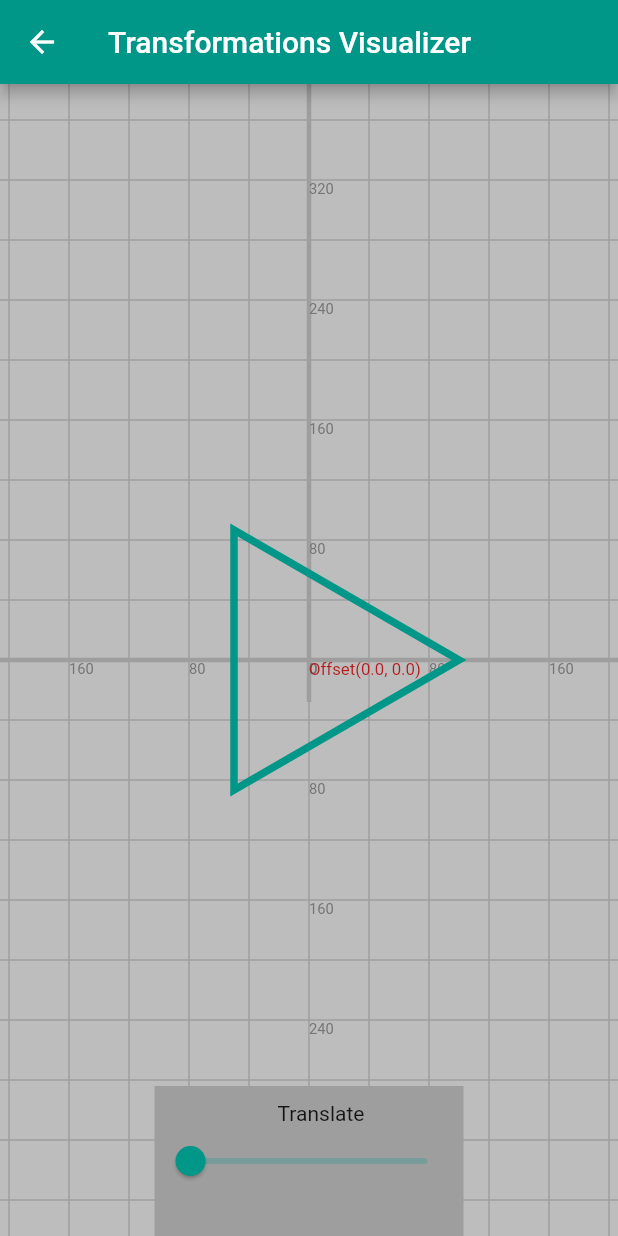
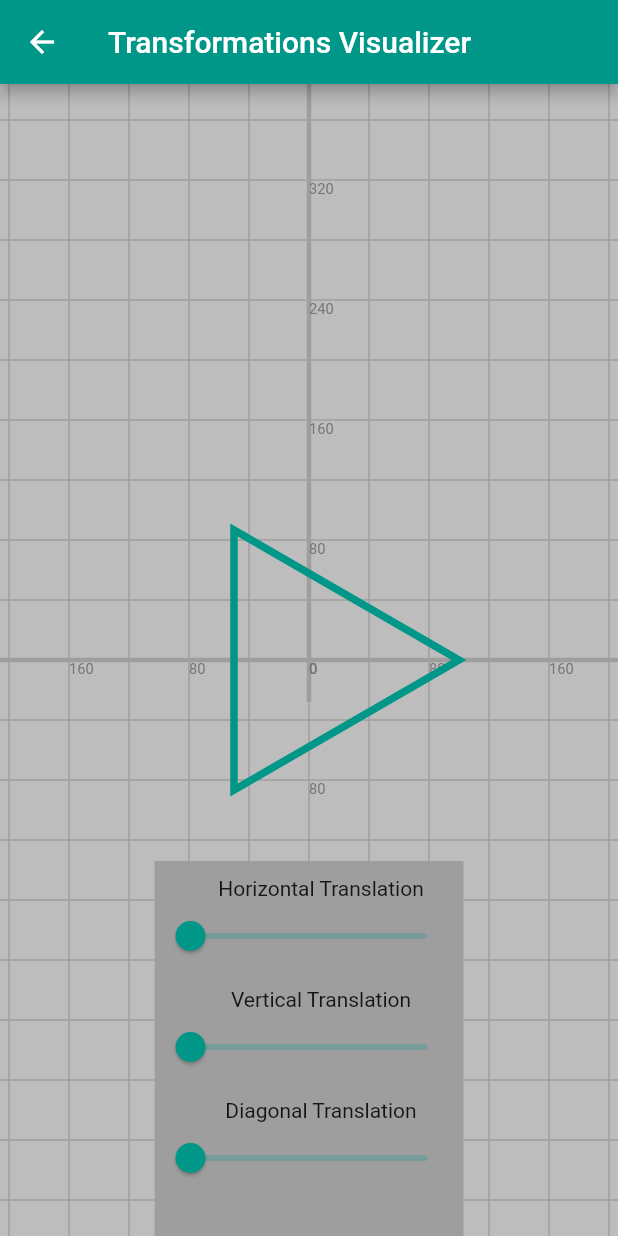
Before and after one commit to NxtGenLabs/math_geo, a Flutter app: the Translate screen opened directly, on a phone screen of 412 x 824 dp. Run offline on Flutter 3.47's test engine with Material 2 defaults, Android fonts, the phone set to English and light mode, and no system bars.

Commit message:
merge translate.dart

```diff
--- a/lib/pages/topics/transformations/level/trainingStation/transforms/translate.dart
+++ b/lib/pages/topics/transformations/level/trainingStation/transforms/translate.dart
@@ -1,9 +1,11 @@
+// ignore_for_file: prefer_final_fields, non_constant_identifier_names
 import 'package:flutter/material.dart';
 import 'dart:math' as math;
 import '../../../../../../canvas/grid.dart';
-import '../../../../../../canvas/transformation_intro_painter.dart';
 
 class Translate extends StatefulWidget {
+  const Translate({Key? key}) : super(key: key);
+
   @override
   _TranslateState createState() => _TranslateState();
 }
@@ -12,6 +14,12 @@ class _TranslateState extends State<Translate> {
   var _sides = 3.0;
   var _radius = 100.0;
   var _radians = 0.0;
+  var _HPosition = 0.0;
+  var _VPosition = 0.0;
+  var _DPosition = 0.0;
+  var _max = 100.0;
+  late CustomPainter painterChoice =
+      HTranslatePainter(_sides, _radius, _radians, _HPosition);
 
   @override
   Widget build(BuildContext context) {
@@ -25,7 +33,7 @@ class _TranslateState extends State<Translate> {
           Container(
             color: Colors.grey[400],
             child: CustomPaint(
-              foregroundPainter: ShapePainter(_sides, _radius, _radians),
+              foregroundPainter: painterChoice,
               painter: MyGridPainter(),
               child: Container(),
             ),
@@ -37,31 +45,185 @@ class _TranslateState extends State<Translate> {
                 children: [
                   Container(
                       color: Colors.grey,
-                  height: 100,
+                      height: 250,
                       width: MediaQuery.of(context).size.width / 2,
                       child: Column(children: [
-
                         const Padding(
                           padding: EdgeInsets.only(left: 16.0, top: 10.0),
-                      child: Text('Translate'),
+                          child: Text('Horizontal Translation'),
                         ),
                         Slider(
-                      value: _radians,
+                          value: _HPosition,
                           min: 0.0,
-                      max: math.pi,
+                          max: _max,
                           onChanged: (value) {
+                            painterChoice = HTranslatePainter(
+                                _sides, _radius, _radians, _HPosition);
                             setState(() {
-                          _radians = value;
+                              _HPosition = value;
                             });
                           },
                         ),
+                        const Padding(
+                          padding: EdgeInsets.only(left: 16.0, top: 10.0),
+                          child: Text('Vertical Translation'),
+                        ),
+                        Slider(
+                          value: _VPosition,
+                          min: 0.0,
+                          max: _max,
+                          onChanged: (value) {
+                            painterChoice = VTranslatePainter(
+                                _sides, _radius, _radians, _VPosition);
+                            setState(() {
+                              _VPosition = value;
+                            });
+                          },
+                        ),
+                        const Padding(
+                          padding: EdgeInsets.only(left: 16.0, top: 10.0),
+                          child: Text('Diagonal Translation'),
+                        ),
+                        Slider(
+                          value: _DPosition,
+                          min: 0.0,
+                          max: _max,
+                          onChanged: (value) {
+                            painterChoice = DTranslatePainter(
+                                _sides, _radius, _radians, _DPosition);
+                            setState(() {
+                              _DPosition = value;
+                            });
+                          },
+                        ),
+                      ]))
                 ]),
           ),
-              ],
-            ),
-          )
         ]),
       ),
     );
   }
 }
+
+// paints shapes horizontal translation
+class HTranslatePainter extends CustomPainter {
+  final double sides;
+  final double radius;
+  final double radians;
+  final double position;
+  HTranslatePainter(this.sides, this.radius, this.radians, this.position);
+
+  @override
+  void paint(Canvas canvas, Size size) {
+    var paint = Paint()
+      ..color = Colors.teal
+      ..strokeWidth = 5
+      ..style = PaintingStyle.stroke
+      ..strokeCap = StrokeCap.round;
+
+    var path = Path();
+
+    var angle = (math.pi * 2) / sides;
+
+    Offset center = Offset(size.width / 2, size.height / 2);
+    Offset startPoint = Offset(
+        (radius * math.cos(radians)) + position, radius * math.sin(radians));
+
+    path.moveTo(startPoint.dx + center.dx, startPoint.dy + center.dy);
+
+    for (int i = 1; i <= sides; i++) {
+      double x = radius * math.cos(radians + angle * i) + center.dx + position;
+      double y = radius * math.sin(radians + angle * i) + center.dy;
+      path.lineTo(x, y);
+    }
+    path.close();
+    canvas.drawPath(path, paint);
+  }
+
+  @override
+  bool shouldRepaint(CustomPainter oldDelegate) {
+    return true;
+  }
+}
+
+// paints shapes vertical translation
+class VTranslatePainter extends CustomPainter {
+  final double sides;
+  final double radius;
+  final double radians;
+  final double position;
+  VTranslatePainter(this.sides, this.radius, this.radians, this.position);
+
+  @override
+  void paint(Canvas canvas, Size size) {
+    var paint = Paint()
+      ..color = Colors.teal
+      ..strokeWidth = 5
+      ..style = PaintingStyle.stroke
+      ..strokeCap = StrokeCap.round;
+
+    var path = Path();
+
+    var angle = (math.pi * 2) / sides;
+
+    Offset center = Offset(size.width / 2, size.height / 2);
+    Offset startPoint = Offset(
+        radius * math.cos(radians), radius * math.sin(radians) + position);
+
+    path.moveTo(startPoint.dx + center.dx, startPoint.dy + center.dy);
+
+    for (int i = 1; i <= sides; i++) {
+      double x = radius * math.cos(radians + angle * i) + center.dx;
+      double y = radius * math.sin(radians + angle * i) + center.dy + position;
+      path.lineTo(x, y);
+    }
+    path.close();
+    canvas.drawPath(path, paint);
+  }
+
+  @override
+  bool shouldRepaint(CustomPainter oldDelegate) {
+    return true;
+  }
+}
+
+// paints shapes diagonal translation
+class DTranslatePainter extends CustomPainter {
+  final double sides;
+  final double radius;
+  final double radians;
+  final double position;
+  DTranslatePainter(this.sides, this.radius, this.radians, this.position);
+
+  @override
+  void paint(Canvas canvas, Size size) {
+    var paint = Paint()
+      ..color = Colors.teal
+      ..strokeWidth = 5
+      ..style = PaintingStyle.stroke
+      ..strokeCap = StrokeCap.round;
+
+    var path = Path();
+
+    var angle = (math.pi * 2) / sides;
+
+    Offset center = Offset(size.width / 2, size.height / 2);
+    Offset startPoint = Offset(radius * math.cos(radians) + position,
+        radius * math.sin(radians) + position);
+
+    path.moveTo(startPoint.dx + center.dx, startPoint.dy + center.dy);
+
+    for (int i = 1; i <= sides; i++) {
+      double x = radius * math.cos(radians + angle * i) + center.dx + position;
+      double y = radius * math.sin(radians + angle * i) + center.dy + position;
+      path.lineTo(x, y);
+    }
+    path.close();
+    canvas.drawPath(path, paint);
+  }
+
+  @override
+  bool shouldRepaint(CustomPainter oldDelegate) {
+    return true;
+  }
+}
```
Lines whose indentation alone changed are shown as unchanged.
